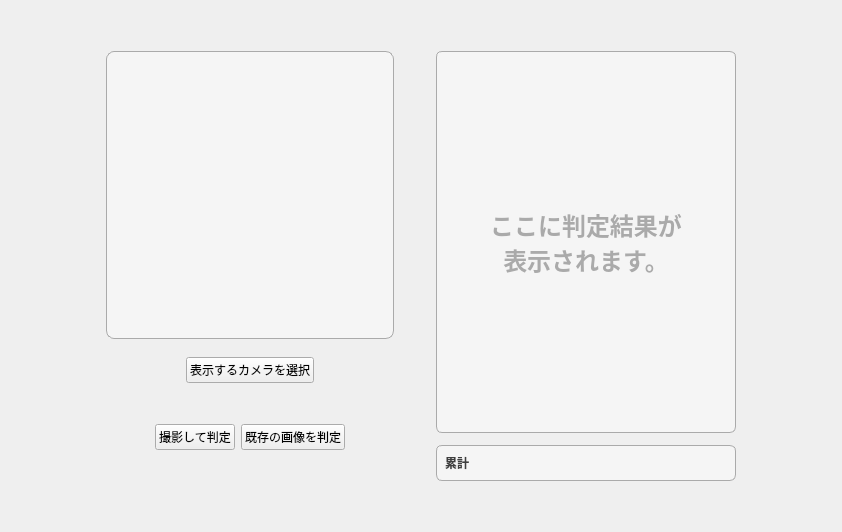
The window that src/main/python/view/ui/inspection.ui (RUTILEA/SDTest) describes before a commit, drawn with Qt 5.
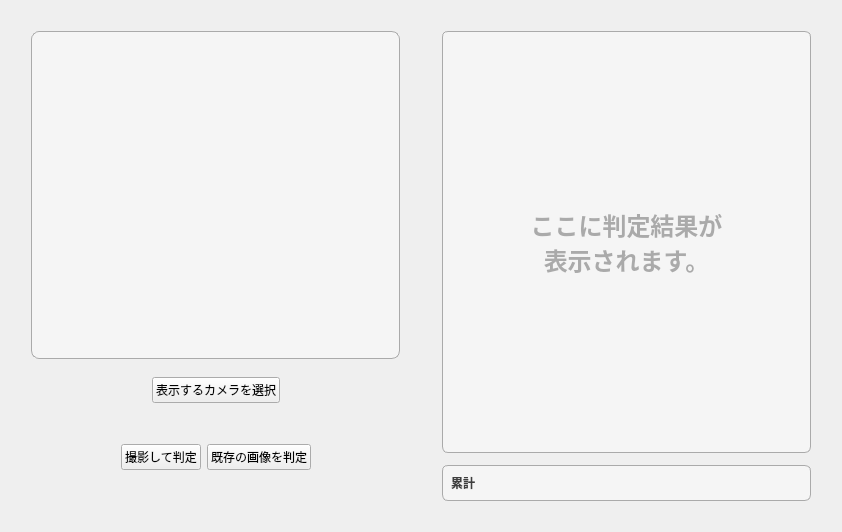
The same window after the commit. Icons and pictures are not drawn. Custom widgets are drawn as their Qt base class.

Commit message: update widget size in ui/mainwindow.py

The edit to the form file:
```diff
--- a/src/main/python/view/ui/inspection.ui
+++ b/src/main/python/view/ui/inspection.ui
@@ -10,12 +10,6 @@
     <height>532</height>
    </rect>
   </property>
-  <property name="minimumSize">
-   <size>
-    <width>842</width>
-    <height>532</height>
-   </size>
-  </property>
   <property name="font">
    <font>
     <pointsize>9</pointsize>
@@ -36,7 +30,7 @@
      <property name="sizeHint" stdset="0">
       <size>
        <width>20</width>
-       <height>40</height>
+       <height>20</height>
       </size>
      </property>
     </spacer>
@@ -49,7 +43,7 @@
         <enum>Qt::Horizontal</enum>
        </property>
        <property name="sizeType">
-        <enum>QSizePolicy::Expanding</enum>
+        <enum>QSizePolicy::Fixed</enum>
        </property>
        <property name="sizeHint" stdset="0">
         <size>
@@ -63,12 +57,6 @@
       <layout class="QVBoxLayout" name="verticalLayout">
        <item>
         <widget class="QCameraViewFinderWithGuide" name="camera_preview" native="true">
-         <property name="minimumSize">
-          <size>
-           <width>152</width>
-           <height>102</height>
-          </size>
-         </property>
          <property name="styleSheet">
           <string notr="true">background-color: #f5f5f5;
 border: 1px solid #aaaaaa;
@@ -575,7 +563,7 @@
         <enum>Qt::Horizontal</enum>
        </property>
        <property name="sizeType">
-        <enum>QSizePolicy::Expanding</enum>
+        <enum>QSizePolicy::Fixed</enum>
        </property>
        <property name="sizeHint" stdset="0">
         <size>
@@ -598,7 +586,7 @@
      <property name="sizeHint" stdset="0">
       <size>
        <width>20</width>
-       <height>40</height>
+       <height>20</height>
       </size>
      </property>
     </spacer>
```
Left out of the diff: 1 changed line with no effect on the pictures. The commit also changes 4 other files.
